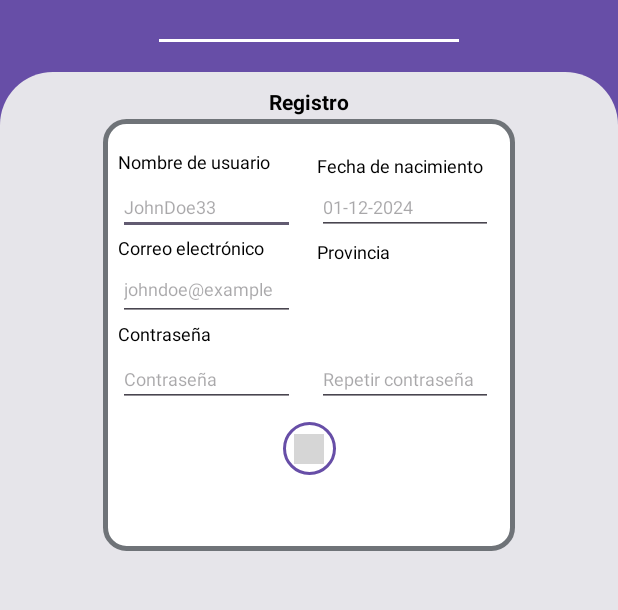
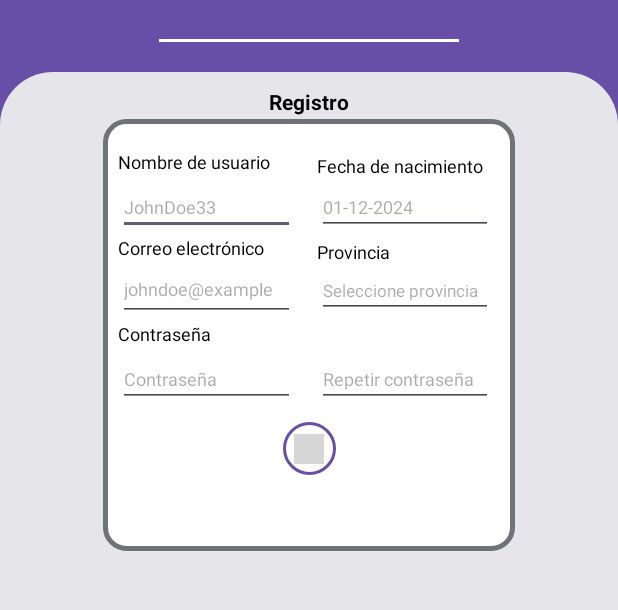
Before and after one commit to SantiFdezz/JustPartyApp, an Android app: the layout activity_register.xml on its own in the app's theme, with its tools: preview values and no code run, on a phone screen of 412 x 824 dp, the part 175-785 px from its top. Run offline under Robolectric (Android 15) with nearby library versions, the phone set to English and light mode, and no system bars; grey boxes are pictures that could not be loaded.

Commit message:
#23 XML Revisado y editado al igual que el wireframe

```diff
--- a/jparty-app/app/src/main/res/layout/activity_register.xml
+++ b/jparty-app/app/src/main/res/layout/activity_register.xml
@@ -5,13 +5,14 @@
     android:layout_width="match_parent"
     android:layout_height="match_parent"
     android:background="@color/purple">
-    <ImageView
+    <ImageButton
         android:id="@+id/back_arrow"
         android:layout_width="wrap_content"
         android:layout_height="wrap_content"
         android:src="@drawable/left_arrow_white"
         android:layout_marginStart="10dp"
         android:layout_marginTop="10dp"
+        android:background="@null"
         app:layout_constraintStart_toStartOf="parent"
         app:layout_constraintTop_toTopOf="parent" />
     <ImageView
@@ -44,7 +45,7 @@
         app:layout_constraintBottom_toBottomOf="parent"/>
 
     <androidx.constraintlayout.widget.ConstraintLayout
-        android:id="@+id/login_form"
+        android:id="@+id/register_form"
         android:layout_width="0dp"
         android:layout_height="0dp"
         app:layout_constraintTop_toTopOf="@+id/white_screen"
@@ -154,17 +155,30 @@
             app:layout_constraintStart_toStartOf="@id/birthdateinput"
             app:layout_constraintBottom_toTopOf="@id/emailinput"
             />
+        <EditText
+            android:id="@+id/provinceeditText"
+            android:layout_width="0dp"
+            android:layout_height="wrap_content"
+            android:focusable="false"
+            android:textSize="11sp"
+            android:clickable="true"
+            app:layout_constraintWidth_percent="0.3"
+            android:hint="@string/provinceprompt"
+            android:inputType="none"
+            app:layout_constraintTop_toBottomOf="@id/provincelabel"
+            app:layout_constraintStart_toStartOf="@id/birthdateinput"
+            app:layout_constraintEnd_toEndOf="@id/birthdateinput" />
         <Spinner
             android:id="@+id/provincespinner"
-            android:layout_width="wrap_content"
+            android:layout_width="match_parent"
             android:layout_height="wrap_content"
-            android:layout_marginTop="5dp"
-
             android:spinnerMode="dialog"
             android:prompt="@string/provinceprompt"
-            app:layout_constraintTop_toBottomOf="@id/provincelabel"
-            app:layout_constraintStart_toEndOf="@id/emailinput"
-            app:layout_constraintEnd_toEndOf="@id/white_rectangle"
+            android:visibility="gone"
+            app:layout_constraintStart_toStartOf="parent"
+            app:layout_constraintEnd_toEndOf="parent"
+            app:layout_constraintTop_toTopOf="parent"
+            app:layout_constraintBottom_toBottomOf="parent"
             />
         <TextView
             android:id="@+id/passwordlabel"
```
Also changed, not shown: jparty-app/app/src/main/res/values/strings.xml (+52 -1 lines), 2 other files.
